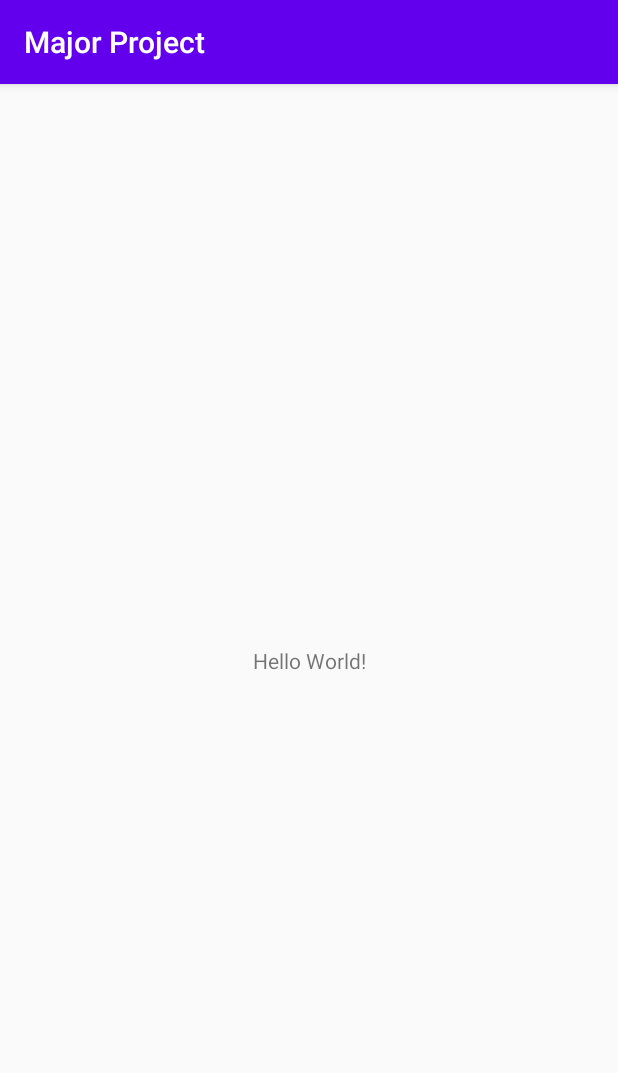
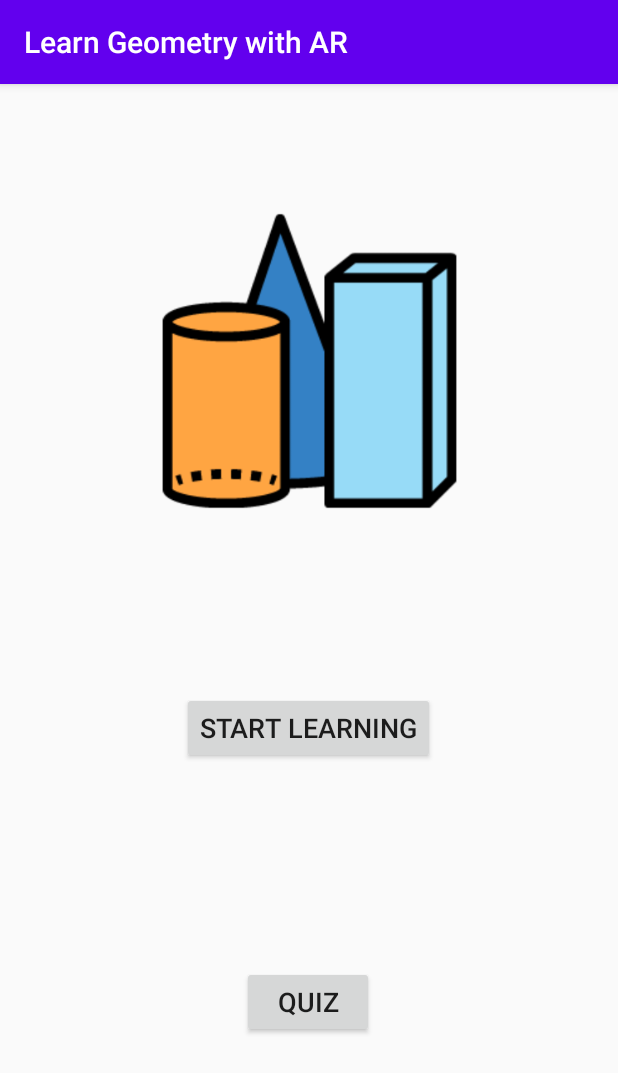
Before and after one commit to girkarkshitij/GeometryAR, an Android app: the screen it shows after launch once a user with an empty profile is signed in (MainActivity), on a phone screen of 412 x 824 dp. Shown: the top 1073 px of the screen. Run offline under Robolectric (Android 15) with nearby library versions, the phone set to English and light mode, and no system bars; our stand-ins replace Firebase (no records; nobody signed in at launch, a user with empty details on screens opened directly); 2 statements that could not run were skipped.

Commit message:
create main menu UI

```diff
--- a/app/src/main/res/layout/activity_main.xml
+++ b/app/src/main/res/layout/activity_main.xml
@@ -6,13 +6,40 @@
     android:layout_height="match_parent"
     tools:context=".MainActivity">
 
-    <TextView
+    <ImageView
+        android:id="@+id/imageView"
+        android:layout_width="207dp"
+        android:layout_height="209dp"
+        android:layout_marginTop="80dp"
+        android:contentDescription="@string/app_logo"
+        app:layout_constraintEnd_toEndOf="parent"
+        app:layout_constraintStart_toStartOf="parent"
+        app:layout_constraintTop_toTopOf="parent"
+        android:src="@drawable/app_logo_" />
+
+    <Button
+        android:id="@+id/startLearningButton"
         android:layout_width="wrap_content"
         android:layout_height="wrap_content"
-        android:text="Hello World!"
+        android:layout_marginTop="116dp"
+        android:text="@string/start_learning"
+        android:textSize="18sp"
+        app:layout_constraintEnd_toEndOf="parent"
+        app:layout_constraintHorizontal_bias="0.498"
+        app:layout_constraintStart_toStartOf="parent"
+        app:layout_constraintTop_toBottomOf="@+id/imageView" />
+
+    <Button
+        android:id="@+id/quizButton"
+        android:layout_width="wrap_content"
+        android:layout_height="wrap_content"
+        android:layout_marginBottom="132dp"
+        android:text="@string/quiz"
+        android:textSize="18sp"
         app:layout_constraintBottom_toBottomOf="parent"
-        app:layout_constraintLeft_toLeftOf="parent"
-        app:layout_constraintRight_toRightOf="parent"
-        app:layout_constraintTop_toTopOf="parent" />
+        app:layout_constraintEnd_toEndOf="parent"
+        app:layout_constraintHorizontal_bias="0.498"
+        app:layout_constraintStart_toStartOf="parent" />
+
 
 </androidx.constraintlayout.widget.ConstraintLayout>
--- a/app/src/main/res/values/strings.xml
+++ b/app/src/main/res/values/strings.xml
@@ -1,3 +1,6 @@
 <resources>
-    <string name="app_name">Major Project</string>
+    <string name="app_name">Learn Geometry with AR</string>
+    <string name="app_logo">App Logo</string>
+    <string name="start_learning">Start Learning</string>
+    <string name="quiz">Quiz</string>
 </resources>
```
Also changed, not shown: app/src/main/res/drawable-mdpi/app_logo.png (added), app/src/main/res/drawable-mdpi/app_logo_.png (added).
